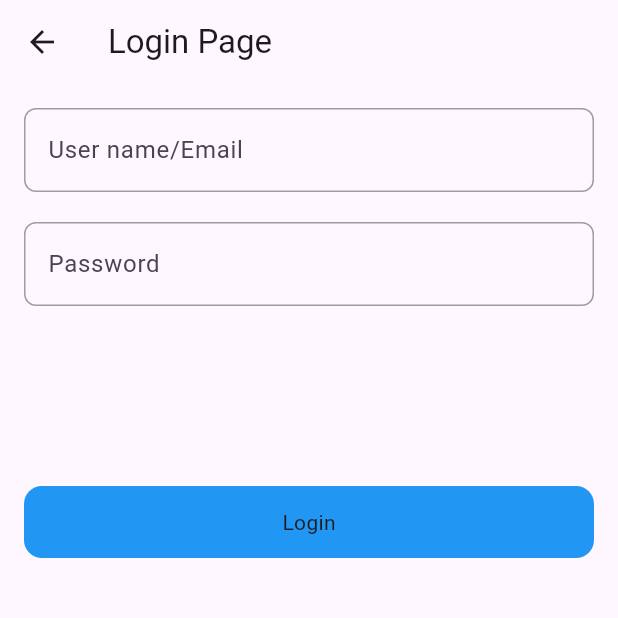
After one commit to Kareena387/flutter_project_kareerbuddy, a Flutter app: the LoginPage screen opened by its route, after a tap on "Login", on a phone screen of 412 x 824 dp, the top half of it. The commit adds this screen. Run offline on Flutter 3.47's test engine with Material 3 defaults, Android fonts, the phone set to English and light mode, and no system bars; our stand-ins replace get, get_storage; accounts and stored records are empty; network calls fail.

Commit message:
feat: Add auth flow with post api

```diff
--- a/lib/constant/api.dart
+++ b/lib/constant/api.dart
@@ -1,4 +1,5 @@
 class Api {
   static String getAllRecipes = "https://dummyjson.com/recipes";
-  static String getDetails = "https://dummyjson.com/recipes/{id}";
+  static String getDetails="https://dummyjson.com/recipes/{id}";
+  static String loginUrl="https://dummyjson.com/auth/login";
 }
--- a/lib/constant/pages.dart
+++ b/lib/constant/pages.dart
@@ -1,5 +1,7 @@
+import 'package:kareerbuddy/controllers/auth/login_controller.dart';
 import 'package:kareerbuddy/controllers/home_page_controller.dart';
 import 'package:kareerbuddy/controllers/recipe_controller.dart';
+import 'package:kareerbuddy/views/auth/login_page.dart';
 import 'package:kareerbuddy/views/home_page.dart';
 import 'package:kareerbuddy/views/recipe_details_page.dart';
 import 'package:get/get.dart';
@@ -10,11 +12,20 @@ final List<GetPage> getPages = <GetPage>[
     page: () => HomePage(),
     binding: BindingsBuilder(() {
       Get.lazyPut(() => HomePageController());
-      })),
+    }),
+  ),
+  GetPage(
+    name: LoginPage.routeName,
+    page: () => LoginPage(),
+    binding: BindingsBuilder(() {
+      Get.lazyPut(() => LoginController());
+    }),
+  ),
   GetPage(
     name: RecipeDetailsPage.routeName,
     page: () => RecipeDetailsPage(),
     binding: BindingsBuilder(() {
       Get.lazyPut(() => RecipeController());
-      })),
+    }),
+  ),
 ];
--- /dev/null
+++ b/lib/controllers/auth/login_controller.dart
@@ -0,0 +1,21 @@
+import 'dart:convert';
+
+import 'package:kareerbuddy/constant/api.dart';
+import 'package:flutter/cupertino.dart';
+import 'package:get/get.dart';
+import 'package:http/http.dart' as http;
+
+class LoginController extends GetxController {
+  TextEditingController username = TextEditingController();
+  TextEditingController password = TextEditingController();
+
+  login() async {
+    var uri = Uri.parse(Api.loginUrl);
+    // var headers = {'Content-Type': 'application/json'};
+    var body = {"username": username.text, "password": password.text};
+    print(body);
+    http.Response response = await http.post(uri, body: body);
+    dynamic data = json.decode(response.body);
+    print(data);
+  }
+}
--- /dev/null
+++ b/lib/views/auth/login_page.dart
@@ -0,0 +1,74 @@
+import 'package:kareerbuddy/controllers/auth/login_controller.dart';
+import 'package:flutter/material.dart';
+import 'package:get/get.dart';
+
+class LoginPage extends StatelessWidget {
+  static String routeName = "/login-page";
+  final c = LoginController();
+
+  LoginPage({super.key});
+
+  @override
+  Widget build(BuildContext context) {
+    return Scaffold(
+      appBar: AppBar(title: Text("Login Page")),
+      body: SingleChildScrollView(
+        child: Padding(
+          padding: const EdgeInsets.all(16.0),
+          child: Column(
+            children: [
+              TextField(
+                controller: c.username,
+
+                decoration: InputDecoration(
+                  hintText: "User name/Email",
+                  border: OutlineInputBorder(
+                    borderRadius: BorderRadius.circular(8),
+                    borderSide: BorderSide(color: Colors.grey),
+                  ),
+                  enabledBorder: OutlineInputBorder(
+                    borderRadius: BorderRadius.circular(8),
+                    borderSide: BorderSide(color: Colors.grey),
+                  ),
+                ),
+
+              ),
+
+              SizedBox(height: 20),
+              TextField(
+                controller: c.password,
+                obscureText: true,
+                decoration: InputDecoration(
+                  hintText: "Password",
+                  border: OutlineInputBorder(
+                    borderRadius: BorderRadius.circular(8),
+                    borderSide: BorderSide(color: Colors.grey),
+                  ),
+                  enabledBorder: OutlineInputBorder(
+                    borderRadius: BorderRadius.circular(8),
+                    borderSide: BorderSide(color: Colors.grey),
+                  ),
+                ),
+              ),
+              SizedBox(height: 120),
+              InkWell(
+                onTap: (){
+                  c.login();
+                },
+                child: Container(
+                  height: 48,
+                  width: Get.width,
+                  decoration: BoxDecoration(
+                    borderRadius: BorderRadius.circular(12),
+                    color: Colors.blue,
+                  ),
+                  child: Center(child: Text("Login")),
+                ),
+              ),
+            ],
+          ),
+        ),
+      ),
+    );
+  }
+}
```
Also changed, not shown: lib/views/auth/signup_page.dart (added). Lines whose indentation alone changed are shown as unchanged.
